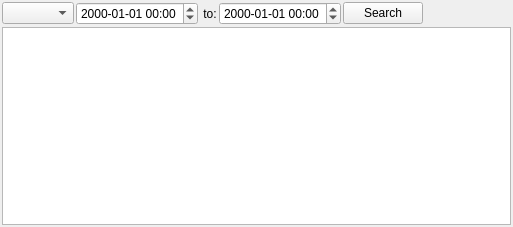
Before: the Qt Designer form src/extremes/extremevalues.ui in metno/kvhqc, drawn with Qt 5.
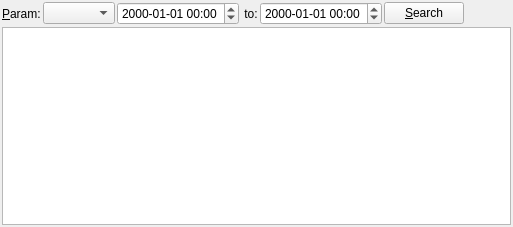
After: the same form once the commit is applied. Icons and pictures are not drawn. Custom widgets are drawn as their Qt base class.

The edit to the form file:
```diff
--- a/src/extremes/extremevalues.ui
+++ b/src/extremes/extremevalues.ui
@@ -29,6 +29,16 @@
      <property name="spacing">
       <number>2</number>
      </property>
+     <item>
+      <widget class="QLabel" name="label">
+       <property name="text">
+        <string>&amp;Param:</string>
+       </property>
+       <property name="buddy">
+        <cstring>comboParam</cstring>
+       </property>
+      </widget>
+     </item>
      <item>
       <widget class="QComboBox" name="comboParam"/>
      </item>
@@ -56,7 +66,7 @@
      <item>
       <widget class="QPushButton" name="buttonApply">
        <property name="text">
-        <string>Search</string>
+        <string>&amp;Search</string>
        </property>
       </widget>
      </item>
```
